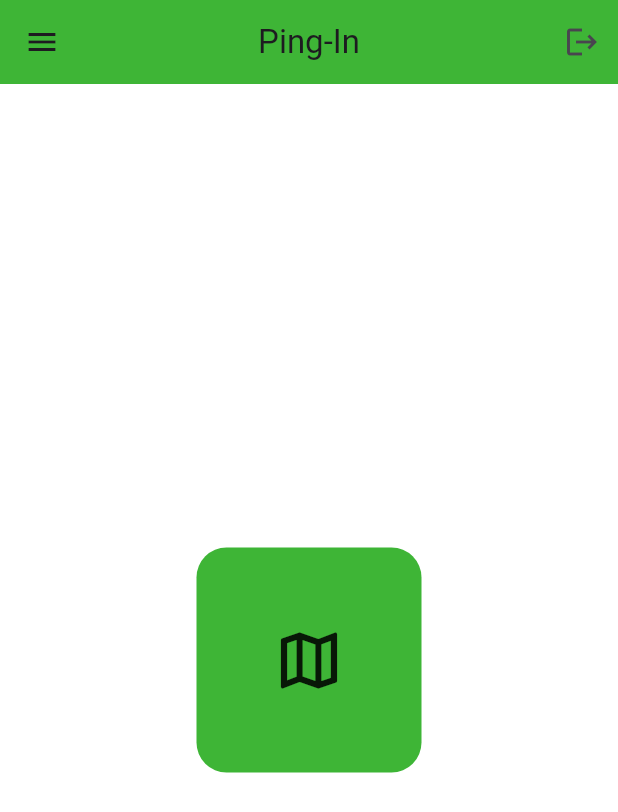
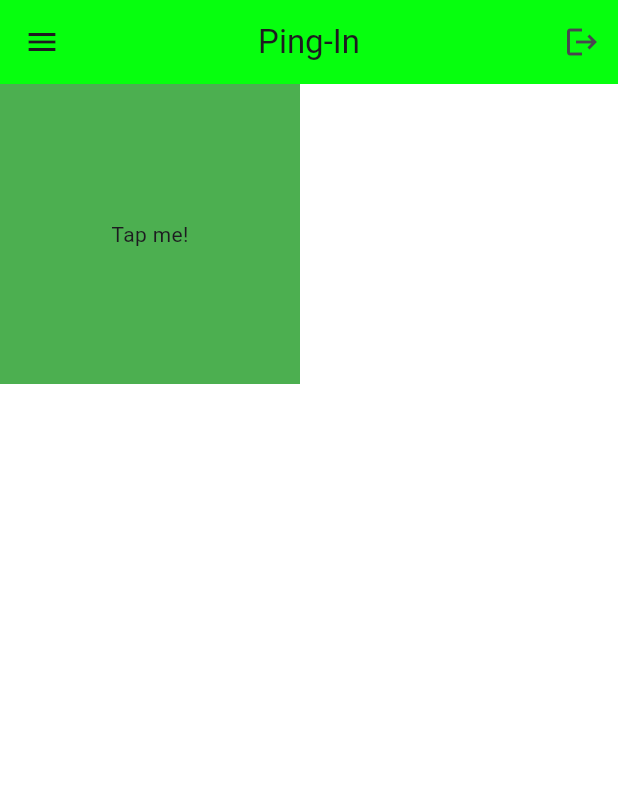
Before and after one commit to Ping-In/flutter_playground, a Flutter app: the screen it shows after launch, on a phone screen of 412 x 824 dp. Shown: the top 812 px of the screen. Run offline on Flutter 3.47's test engine with Material 3 defaults, Android fonts, the phone set to English and light mode, and no system bars; our stand-ins replace logger.

```diff
--- a/test_app/lib/main.dart
+++ b/test_app/lib/main.dart
@@ -1,13 +1,22 @@
-// ignore_for_file: prefer_const_constructors, prefer_const_literals_to_create_immutables
+// ignore_for_file: prefer_const_constructors, prefer_const_literals_to_create_immutables, must_be_immutable
 
 import 'package:flutter/material.dart';
+import 'package:logger/logger.dart';
 
 void main() {
-  runApp(const MyApp());
+  runApp(MyApp());
 }
 
 class MyApp extends StatelessWidget {
-  const MyApp({super.key});
+  MyApp({super.key});
+
+  List names = ['Niels', 'Sharon', 'Mike', 'Conner'];
+
+  var logger = Logger();
+
+  void userTapped() {
+    logger.i("User tapped");
+  }
 
   @override
   Widget build(BuildContext context) {
@@ -17,7 +26,7 @@ class MyApp extends StatelessWidget {
         backgroundColor: Colors.white,
         appBar: AppBar(
           title: Text("Ping-In"),
-          backgroundColor: Color.fromARGB(255, 62, 181, 54),
+          backgroundColor: Color.fromARGB(255, 6, 255, 14),
           centerTitle: true,
           leading: IconButton(
             icon: const Icon(Icons.menu),
@@ -27,27 +36,123 @@ class MyApp extends StatelessWidget {
             IconButton(onPressed: () {}, icon: Icon(Icons.logout)),
           ],
         ),
-        body: Center(
+        body: GestureDetector(
+          onTap: () {
+            userTapped();
+          },
           child: Container(
-              height: 150,
-              width: 150,
-              decoration: BoxDecoration(
-                  color: Color.fromARGB(255, 62, 181, 54),
-                  borderRadius: BorderRadius.circular(20)),
-              padding: EdgeInsets.all(50),
-              child: Icon(
-                Icons.map_outlined,
-                size: 50,
-              )
-              // child: Text(
-              //   "Ping-In",
-              //   style: TextStyle(
-              //       color: Colors.white,
-              //       fontSize: 28,
-              //       fontWeight: FontWeight.bold),
-              // ),
-              ),
+            height: 200,
+            width: 200,
+            color: Colors.green,
+            child: Center(child: Text("Tap me!")),
+          ),
         ),
+
+        // body: Stack(
+        //   alignment: Alignment.center,
+        //   children: [
+        //     // Big Box
+        //     Container(
+        //       height: 300,
+        //       width: 300,
+        //       color: Colors.green,
+        //     ),
+        //     Container(
+        //       height: 200,
+        //       width: 200,
+        //       color: Colors.green[400],
+        //     ),
+        //     Container(
+        //       height: 100,
+        //       width: 100,
+        //       color: Colors.green[200],
+        //     )
+        //   ],
+        // )
+
+        // body: GridView.builder(
+        //     itemCount: 64,
+        //     gridDelegate:
+        //         SliverGridDelegateWithFixedCrossAxisCount(crossAxisCount: 4),
+        //     itemBuilder: (context, index) => Container(
+        //           color: Colors.green,
+        //           margin: EdgeInsets.all(2),
+        //         )),
+
+        // body: ListView.builder(
+        //   itemCount: names.length,
+        //   itemBuilder: (context, index) => ListTile(title: Text(names[index])),
+        // ),
+
+        // body: ListView(
+        //   children: [
+        //     // 1st Box
+        //     Container(
+        //       height: 350,
+        //       color: Colors.green,
+        //     ),
+
+        //     // 2st Box
+        //     Container(
+        //       height: 350,
+        //       color: Colors.green[400],
+        //     ),
+
+        //     // 3rd Box
+        //     Container(
+        //       height: 350,
+        //       color: Colors.green[200],
+        //     ),
+        //   ],
+        // )
+
+        // body: Column(
+        //   children: [
+        //     // 1st Box
+        //     Expanded(
+        //       child: Container(
+        //         color: Colors.green,
+        //       ),
+        //     ),
+
+        //     // 2st Box
+        //     Expanded(
+        //       flex: 2,
+        //       child: Container(
+        //         color: Colors.green[400],
+        //       ),
+        //     ),
+
+        //     // 3rd Box
+        //     Expanded(
+        //       child: Container(
+        //         color: Colors.green[200],
+        //       ),
+        //     )
+        //   ],
+        // )
+
+        // body: Center(
+        //   child: Container(
+        //       height: 150,
+        //       width: 150,
+        //       decoration: BoxDecoration(
+        //           color: Color.fromARGB(255, 62, 181, 54),
+        //           borderRadius: BorderRadius.circular(20)),
+        //       padding: EdgeInsets.all(50),
+        //       child: Icon(
+        //         Icons.map_outlined,
+        //         size: 50,
+        //       )
+        //       // child: Text(
+        //       //   "Ping-In",
+        //       //   style: TextStyle(
+        //       //       color: Colors.white,
+        //       //       fontSize: 28,
+        //       //       fontWeight: FontWeight.bold),
+        //       // ),
+        //       ),
+        // ),
       ),
     );
   }
--- a/test_app/pubspec.yaml
+++ b/test_app/pubspec.yaml
@@ -35,6 +35,7 @@ dependencies:
   # The following adds the Cupertino Icons font to your application.
   # Use with the CupertinoIcons class for iOS style icons.
   cupertino_icons: ^1.0.2
+  logger: ^2.0.2+1
 
 dev_dependencies:
   flutter_test:
```
Also changed, not shown: test_app/pubspec.lock, 1 other file.
